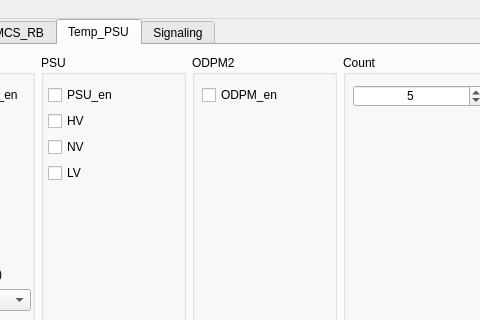
First picture: the form in ui/mega_v2_5.ui, repository d1658999/pyside_learning_2024, before the edit; both pictures show x 832 to 1312 and y 0 to 320 of the 1491 by 790 pixel window.
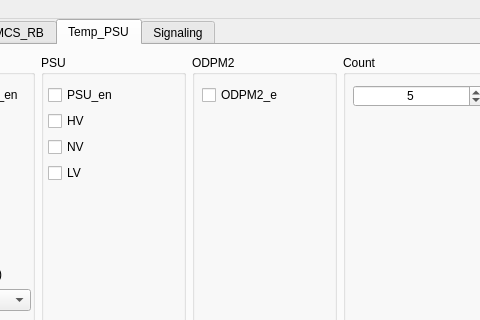
Second picture: the form after the edit. The open tabs and pages were chosen to show the change. Icons and pictures are not drawn.

Commit message: update ui test version v2_6 and Main_UI.py for gui state set/get, next step to add ULCA LTE band combo

Patch:
```diff
--- a/ui/mega_v2_5.ui
+++ b/ui/mega_v2_5.ui
@@ -1845,7 +1845,7 @@
            </rect>
           </property>
           <property name="text">
-           <string>ODPM_en</string>
+           <string>ODPM2_en</string>
           </property>
          </widget>
         </widget>
```
Left out of the diff: 12 changed lines with no effect on the pictures. The commit also changes 3 other files.
